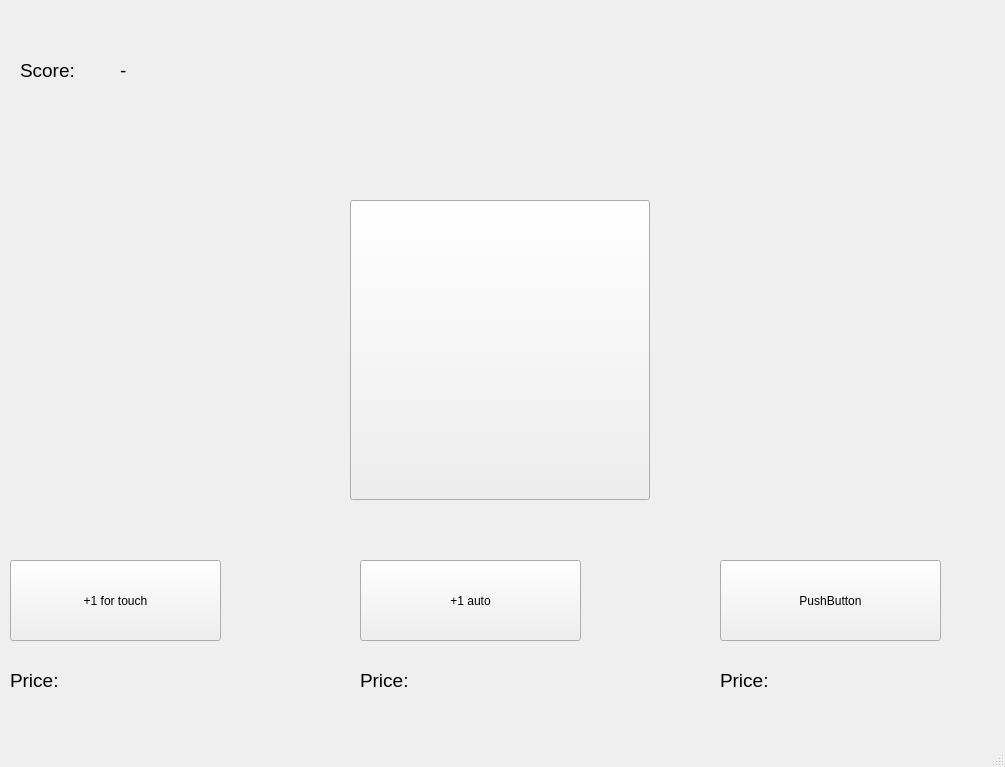
The window that mainwindow.ui (n1kita-kos/l3qt) describes before a commit, drawn with Qt 5.
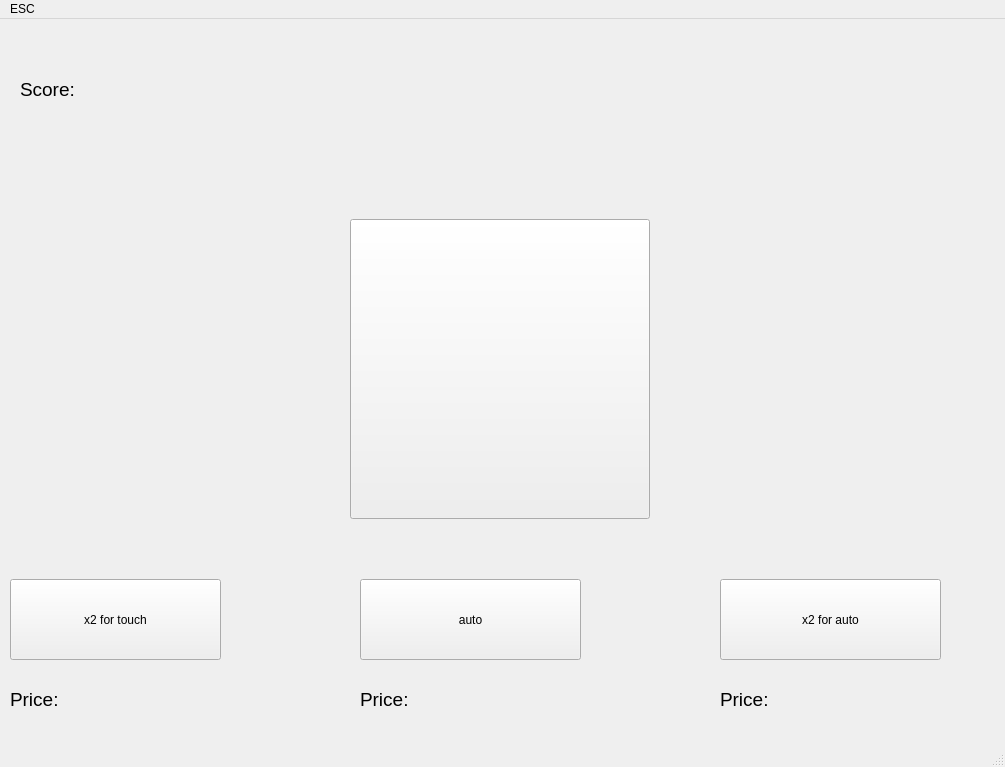
The same window after the commit. Icons and pictures are not drawn.

Diff of the .ui file:
```diff
--- a/mainwindow.ui
+++ b/mainwindow.ui
@@ -14,6 +14,9 @@
    <string>MainWindow</string>
   </property>
   <widget class="QWidget" name="centralwidget">
+   <property name="autoFillBackground">
+    <bool>false</bool>
+   </property>
    <widget class="QPushButton" name="pushButton">
     <property name="geometry">
      <rect>
@@ -58,20 +61,20 @@
      <rect>
       <x>120</x>
       <y>40</y>
-      <width>81</width>
+      <width>441</width>
       <height>61</height>
      </rect>
     </property>
     <property name="text">
-     <string>&lt;html&gt;&lt;head/&gt;&lt;body&gt;&lt;p&gt;&lt;span style=&quot; font-size:14pt;&quot;&gt;-&lt;/span&gt;&lt;/p&gt;&lt;/body&gt;&lt;/html&gt;</string>
+     <string>&lt;html&gt;&lt;head/&gt;&lt;body&gt;&lt;p&gt;&lt;br/&gt;&lt;/p&gt;&lt;/body&gt;&lt;/html&gt;</string>
     </property>
    </widget>
    <widget class="QLabel" name="warning">
     <property name="geometry">
      <rect>
-      <x>340</x>
+      <x>240</x>
       <y>510</y>
-      <width>331</width>
+      <width>561</width>
       <height>41</height>
      </rect>
     </property>
@@ -82,9 +85,9 @@
    <widget class="QLabel" name="plus">
     <property name="geometry">
      <rect>
-      <x>110</x>
+      <x>20</x>
       <y>270</y>
-      <width>51</width>
+      <width>311</width>
       <height>41</height>
      </rect>
     </property>
@@ -105,7 +108,7 @@
      <cursorShape>OpenHandCursor</cursorShape>
     </property>
     <property name="text">
-     <string>+1 for touch</string>
+     <string>x2 for touch</string>
     </property>
    </widget>
    <widget class="QLabel" name="t1">
@@ -126,7 +129,7 @@
      <rect>
       <x>110</x>
       <y>660</y>
-      <width>81</width>
+      <width>161</width>
       <height>41</height>
      </rect>
     </property>
@@ -144,7 +147,7 @@
      </rect>
     </property>
     <property name="text">
-     <string>+1 auto</string>
+     <string>auto</string>
     </property>
    </widget>
    <widget class="QPushButton" name="upgrade3">
@@ -157,7 +160,7 @@
      </rect>
     </property>
     <property name="text">
-     <string>PushButton</string>
+     <string>x2 for auto</string>
     </property>
    </widget>
    <widget class="QLabel" name="t2">
@@ -191,7 +194,7 @@
      <rect>
       <x>450</x>
       <y>660</y>
-      <width>81</width>
+      <width>161</width>
       <height>41</height>
      </rect>
     </property>
@@ -204,7 +207,7 @@
      <rect>
       <x>820</x>
       <y>660</y>
-      <width>81</width>
+      <width>161</width>
       <height>41</height>
      </rect>
     </property>
@@ -222,6 +225,13 @@
      <height>26</height>
     </rect>
    </property>
+   <widget class="QMenu" name="menuESC">
+    <property name="title">
+     <string>ESC</string>
+    </property>
+    <addaction name="exit"/>
+   </widget>
+   <addaction name="menuESC"/>
   </widget>
   <widget class="QStatusBar" name="statusbar"/>
  </widget>
```
Left out of the diff: 24 changed lines with no effect on the pictures.
